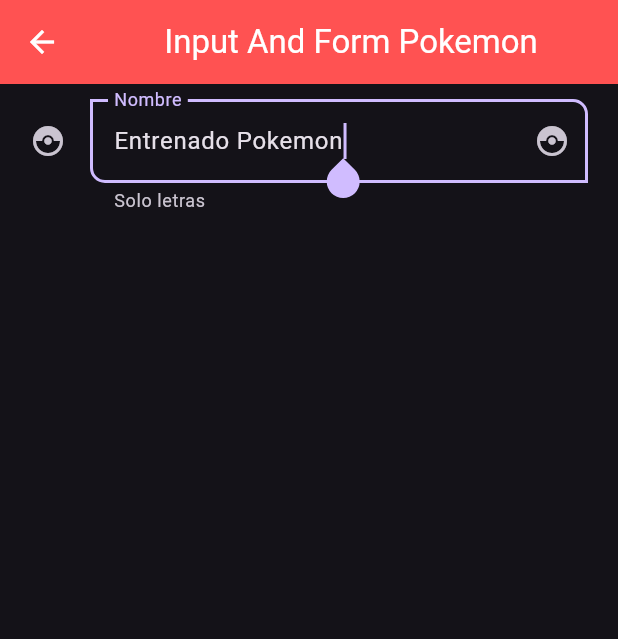
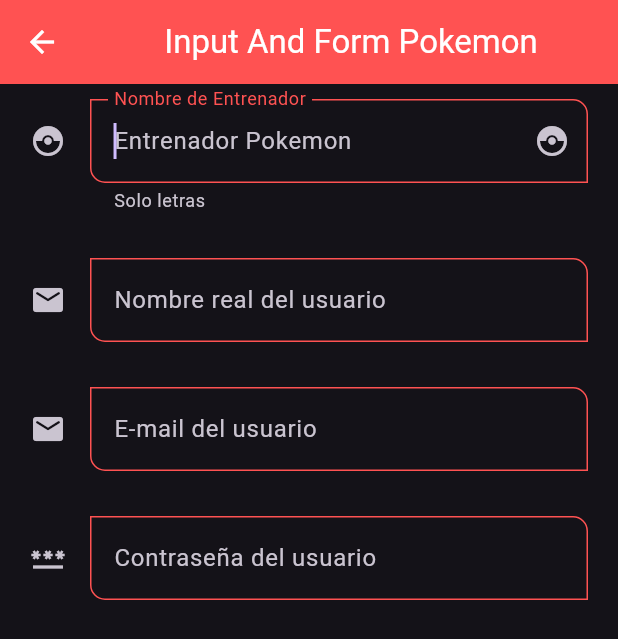
Before and after one commit to Franma2005/pokemon_app, a Flutter app: the InputpokemonScreen screen opened by its route, on a phone screen of 412 x 824 dp. Shown: the top 639 px of the screen. Run offline on Flutter 3.47's test engine with Material 3 defaults, Android fonts, the phone set to English and light mode, and no system bars.

Commit message:
Widget form

```diff
--- a/lib/screens/inputpokemon_screen.dart
+++ b/lib/screens/inputpokemon_screen.dart
@@ -1,4 +1,5 @@
 import 'package:flutter/material.dart';
+import 'package:pokemon_app/widgets/widgets.dart';
 
 class InputpokemonScreen extends StatelessWidget {
 
@@ -16,28 +17,36 @@ class InputpokemonScreen extends StatelessWidget {
         padding: EdgeInsets.symmetric(horizontal: 20, vertical: 10),
         child: Column(
           children: [
-            TextFormField(
-              autofocus: true,
-              initialValue: 'Entrenado Pokemon',
-              textCapitalization: TextCapitalization.words,
-              onChanged: (String value) => print(value),
-              validator: (String? value) {
-                if(value!.length < 3) return 'Mínimo 3 caracteres';
-              },
-              decoration: InputDecoration(
-                hintText: 'Nombre de Entrenador Pokemon',
-                labelText: 'Nombre',
-                helperText: 'Solo letras',
-                suffixIcon: Icon(Icons.catching_pokemon_outlined),
-                icon: Icon(Icons.catching_pokemon_rounded),
-                border: OutlineInputBorder(
-                  borderRadius: BorderRadius.only(
-                    bottomLeft: Radius.circular(10),
-                    topRight: Radius.circular(10)
-                  )
-                )
-              ),
+            CustomPokemonTextFormFile(
+              hintText: 'Entrenador Pokemon',
+              labelText: 'Nombre de Entrenador',
+              helperText: 'Solo letras',
+              suffixIcon: Icons.catching_pokemon_outlined,
+              icon: Icons.catching_pokemon_rounded,
+              obscureText: false,
             ),
+            SizedBox(height: 30),
+            CustomPokemonTextFormFile(
+              hintText: 'Nombre Real',
+              labelText: 'Nombre real del usuario',
+              icon: Icons.email_rounded,
+              obscureText: false,
+            ),
+            SizedBox(height: 30),
+            CustomPokemonTextFormFile(
+              hintText: 'E-mail',
+              labelText: 'E-mail del usuario',
+              icon: Icons.email_rounded,
+              keyboardType: TextInputType.emailAddress,
+              obscureText: false,
+            ),
+            SizedBox(height: 30),
+            CustomPokemonTextFormFile(
+              hintText: 'Contraseña',
+              labelText: 'Contraseña del usuario',
+              icon: Icons.password,
+              obscureText: true,
+            )
           ],
         ),
       )
--- a/lib/theme/app_theme.dart
+++ b/lib/theme/app_theme.dart
@@ -19,22 +19,38 @@ class AppTheme {
       textButtonTheme: TextButtonThemeData(
           style: TextButton.styleFrom(
         foregroundColor: primaryColor,
-      )
-    ),
+      )),
       floatingActionButtonTheme: FloatingActionButtonThemeData(
           backgroundColor: primaryColor,
           shape: RoundedRectangleBorder(
             borderRadius: BorderRadius.circular(10000),
-      )
-    ),
+          )),
       elevatedButtonTheme: ElevatedButtonThemeData(
           style: ElevatedButton.styleFrom(
               backgroundColor: primaryColor,
               foregroundColor: titlesColor,
               shape: StadiumBorder(),
               padding: EdgeInsets.all(20),
-        elevation: 0
-      )
-    )
+              elevation: 0)),
+      inputDecorationTheme: InputDecorationTheme(
+          floatingLabelStyle: TextStyle(color: primaryColor),
+          enabledBorder: OutlineInputBorder(
+              borderSide: BorderSide(color: primaryColor),
+              borderRadius: BorderRadius.only(
+                  bottomLeft: Radius.circular(10),
+                  topRight: Radius.circular(10),
+      )),
+      focusedBorder: OutlineInputBorder(
+              borderSide: BorderSide(color: primaryColor),
+              borderRadius: BorderRadius.only(
+                  bottomLeft: Radius.circular(10),
+                  topRight: Radius.circular(10),
+      )),
+      border: OutlineInputBorder(
+              borderRadius: BorderRadius.only(
+                  bottomLeft: Radius.circular(10),
+                  topRight: Radius.circular(10),
+      )),
+      ),
     );
 }
--- /dev/null
+++ b/lib/widgets/custom_pokemon_text_form_file.dart
@@ -0,0 +1,44 @@
+import 'package:flutter/material.dart';
+
+class CustomPokemonTextFormFile extends StatelessWidget {
+
+  final String? hintText;
+  final String? labelText;
+  final String? helperText;
+  final IconData? icon;
+  final IconData? suffixIcon;
+  final TextInputType? keyboardType;
+  final bool obscureText;
+
+  const CustomPokemonTextFormFile({
+    super.key, this.hintText, this.labelText, this.helperText, this.icon, this.suffixIcon, this.keyboardType, required this.obscureText
+  });
+
+  @override
+  Widget build(BuildContext context) {
+    return TextFormField(
+      autofocus: true,
+      keyboardType: keyboardType,
+      obscureText: obscureText,
+      //initialValue: 'Entrenado Pokemon',
+      textCapitalization: TextCapitalization.words,
+      onChanged: (String value) => print(value),
+      validator: (String? value) {
+        if(value!.length < 3) return 'Mínimo 3 caracteres';
+      },
+      decoration: InputDecoration(
+        hintText: hintText,
+        labelText: labelText,
+        helperText: helperText,
+        suffixIcon: Icon(suffixIcon),
+        icon: Icon(icon),
+        /*border: OutlineInputBorder(
+          borderRadius: BorderRadius.only(
+            bottomLeft: Radius.circular(10),
+            topRight: Radius.circular(10)
+          )
+        )*/
+      ),
+    );
+  }
+}
--- a/lib/widgets/widgets.dart
+++ b/lib/widgets/widgets.dart
@@ -1,3 +1,4 @@
 export 'custom_pokemon_card_tipo1.dart';
 export 'custom_pokemon_card_tipo2.dart';
 export 'custom_pokemon_elevated_button.dart';
+export 'custom_pokemon_text_form_file.dart';
```
Lines whose indentation alone changed are shown as unchanged.
